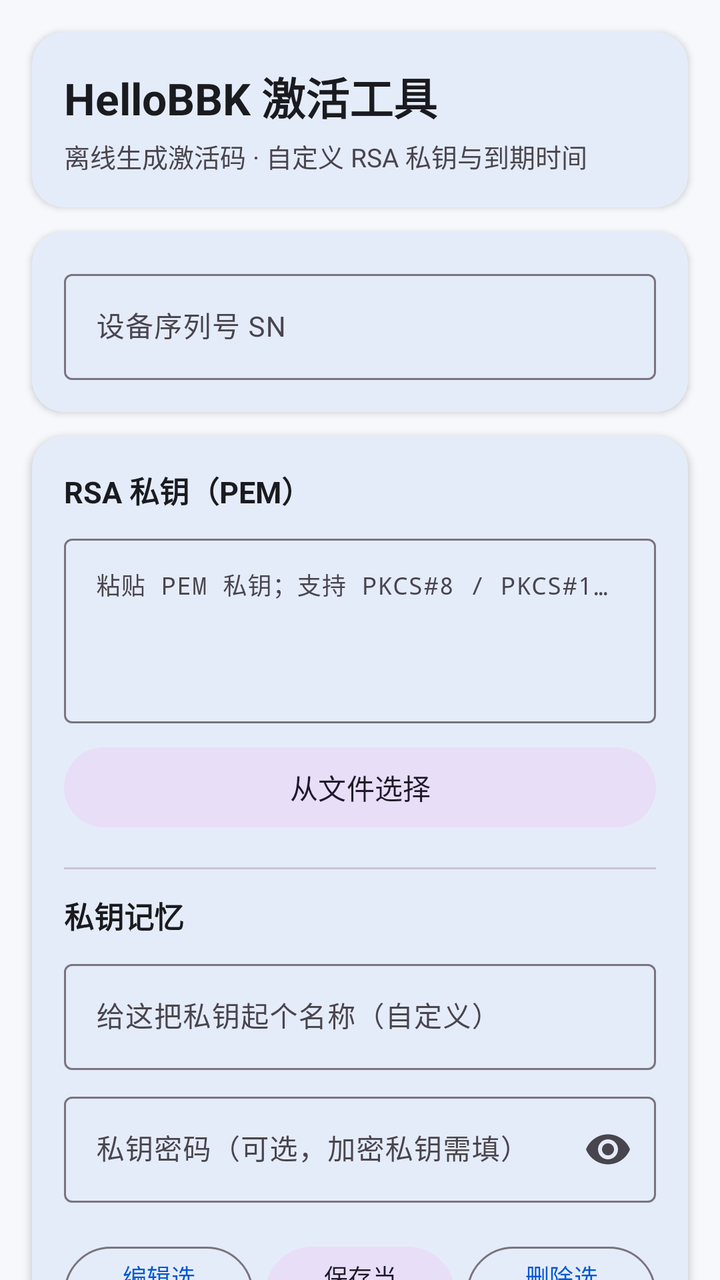
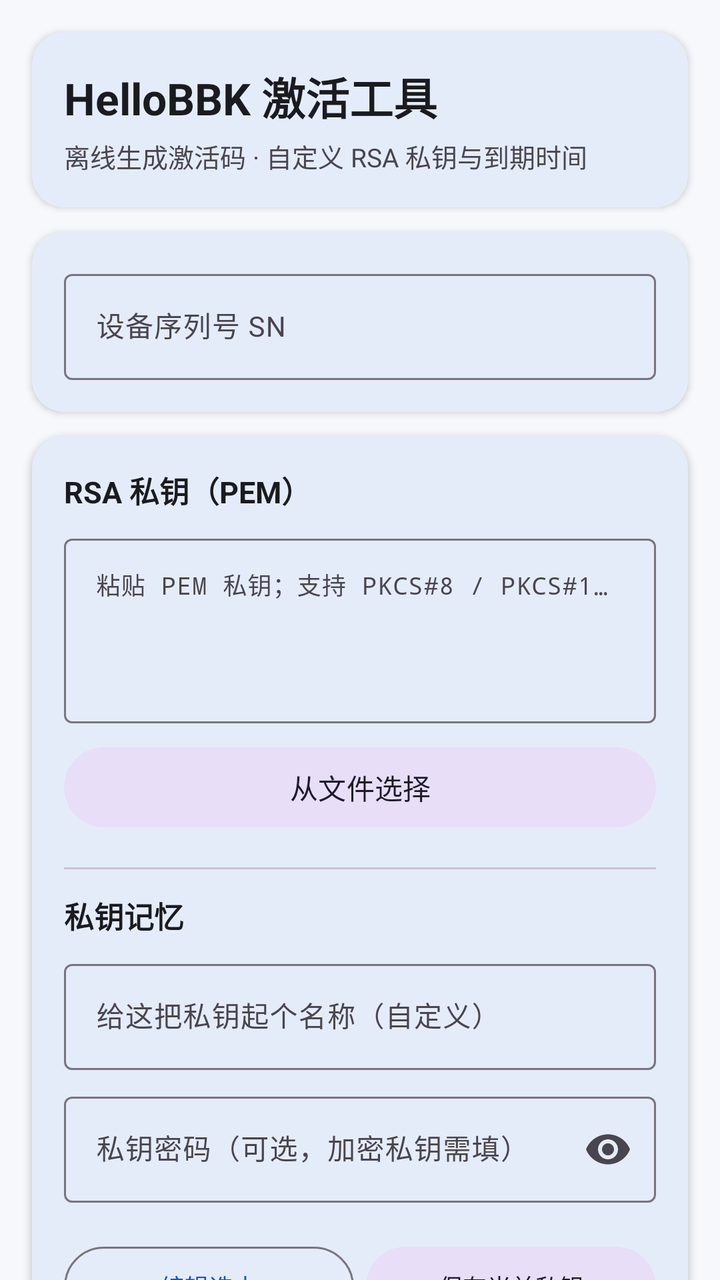

Two renders of the same Android screen: before a commit and after it. Below are the layout's source before the change and the commit's diff.
<!-- AndroidManifest.xml: application theme Theme.HelloBBK -->
<!-- res/layout/activity_main.xml -->
<?xml version="1.0" encoding="utf-8"?>
<androidx.core.widget.NestedScrollView
    xmlns:android="http://schemas.android.com/apk/res/android"
    xmlns:app="http://schemas.android.com/apk/res-auto"
    android:layout_width="match_parent"
    android:layout_height="match_parent"
    android:fillViewport="true">

    <LinearLayout
        android:layout_width="match_parent"
        android:layout_height="wrap_content"
        android:orientation="vertical"
        android:padding="16dp"
        android:clipToPadding="false">

        
        <com.google.android.material.card.MaterialCardView
            android:layout_width="match_parent"
            android:layout_height="wrap_content"
            app:cardCornerRadius="16dp"
            app:cardElevation="2dp"
            app:strokeWidth="0dp"
            app:contentPadding="16dp">

            <LinearLayout
                android:layout_width="match_parent"
                android:layout_height="wrap_content"
                android:orientation="vertical">
                <TextView
                    android:layout_width="match_parent"
                    android:layout_height="wrap_content"
                    android:text="@string/app_name"
                    android:textSize="22sp"
                    android:textStyle="bold"
                    android:textColor="?attr/colorOnSurface" />
                <TextView
                    android:layout_width="match_parent"
                    android:layout_height="wrap_content"
                    android:text="@string/subtitle"
                    android:textSize="13sp"
                    android:textColor="?attr/colorOnSurfaceVariant"
                    android:paddingTop="4dp" />
            </LinearLayout>
        </com.google.android.material.card.MaterialCardView>

        
        <com.google.android.material.card.MaterialCardView
            android:layout_width="match_parent"
            android:layout_height="wrap_content"
            android:layout_marginTop="12dp"
            app:cardCornerRadius="16dp"
            app:cardElevation="2dp"
            app:strokeWidth="0dp"
            app:contentPadding="16dp">

            <com.google.android.material.textfield.TextInputLayout
                android:layout_width="match_parent"
                android:layout_height="wrap_content"
                android:hint="@string/label_sn"
                style="@style/Widget.Material3.TextInputLayout.OutlinedBox">

                <com.google.android.material.textfield.TextInputEditText
                    android:id="@+id/etSn"
                    android:layout_width="match_parent"
                    android:layout_height="wrap_content"
                    android:inputType="text"
                    android:maxLines="1"
                    android:textSize="14sp" />
            </com.google.android.material.textfield.TextInputLayout>
        </com.google.android.material.card.MaterialCardView>

        
        <com.google.android.material.card.MaterialCardView
            android:layout_width="match_parent"
            android:layout_height="wrap_content"
            android:layout_marginTop="12dp"
            app:cardCornerRadius="16dp"
            app:cardElevation="2dp"
            app:strokeWidth="0dp"
            app:contentPadding="16dp">

            <LinearLayout
                android:layout_width="match_parent"
                android:layout_height="wrap_content"
                android:orientation="vertical">

                <TextView
                    android:layout_width="match_parent"
                    android:layout_height="wrap_content"
                    android:text="@string/label_key"
                    android:textSize="15sp"
                    android:textStyle="bold"
                    android:textColor="?attr/colorOnSurface" />

                <com.google.android.material.textfield.TextInputLayout
                    android:layout_width="match_parent"
                    android:layout_height="wrap_content"
                    android:layout_marginTop="8dp"
                    android:hint="@string/hint_key"
                    style="@style/Widget.Material3.TextInputLayout.OutlinedBox">

                    <com.google.android.material.textfield.TextInputEditText
                        android:id="@+id/etKey"
                        android:layout_width="match_parent"
                        android:layout_height="wrap_content"
                        android:inputType="textMultiLine|textNoSuggestions"
                        android:fontFamily="monospace"
                        android:textSize="12sp"
                        android:minLines="4"
                        android:maxLines="9"
                        android:gravity="top"
                        android:scrollbars="vertical" />
                </com.google.android.material.textfield.TextInputLayout>

                <com.google.android.material.button.MaterialButton
                    android:id="@+id/btnLoadKey"
                    android:layout_width="match_parent"
                    android:layout_height="wrap_content"
                    android:layout_marginTop="8dp"
                    android:text="@string/btn_load_key"
                    style="@style/Widget.Material3.Button.TonalButton" />

                
                <View
                    android:layout_width="match_parent"
                    android:layout_height="1dp"
                    android:layout_marginTop="16dp"
                    android:background="?attr/colorOutlineVariant" />

                <TextView
                    android:layout_width="match_parent"
                    android:layout_height="wrap_content"
                    android:layout_marginTop="12dp"
                    android:text="@string/label_keystore"
                    android:textSize="15sp"
                    android:textStyle="bold"
                    android:textColor="?attr/colorOnSurface" />

                <com.google.android.material.textfield.TextInputLayout
                    android:layout_width="match_parent"
                    android:layout_height="wrap_content"
                    android:layout_marginTop="8dp"
                    android:hint="@string/hint_key_name"
                    style="@style/Widget.Material3.TextInputLayout.OutlinedBox">

                    <com.google.android.material.textfield.TextInputEditText
                        android:id="@+id/etKeyName"
                        android:layout_width="match_parent"
                        android:layout_height="wrap_content"
                        android:inputType="text"
                        android:maxLines="1"
                        android:textSize="14sp" />
                </com.google.android.material.textfield.TextInputLayout>

                <com.google.android.material.textfield.TextInputLayout
                    android:layout_width="match_parent"
                    android:layout_height="wrap_content"
                    android:layout_marginTop="8dp"
                    android:hint="@string/hint_key_pass"
                    app:endIconMode="password_toggle"
                    style="@style/Widget.Material3.TextInputLayout.OutlinedBox">

                    <com.google.android.material.textfield.TextInputEditText
                        android:id="@+id/etKeyPass"
                        android:layout_width="match_parent"
                        android:layout_height="wrap_content"
                        android:inputType="textPassword"
                        android:maxLines="1"
                        android:textSize="14sp" />
                </com.google.android.material.textfield.TextInputLayout>

                <com.google.android.material.chip.ChipGroup
                    android:id="@+id/chipKeyStore"
                    android:layout_width="match_parent"
                    android:layout_height="wrap_content"
                    android:layout_marginTop="10dp"
                    app:chipSpacingHorizontal="8dp"
                    app:chipSpacingVertical="4dp"
                    app:singleSelection="true" />

                <LinearLayout
                    android:layout_width="match_parent"
                    android:layout_height="wrap_content"
                    android:layout_marginTop="8dp"
                    android:orientation="horizontal">

                    <com.google.android.material.button.MaterialButton
                        android:id="@+id/btnEditKey"
                        android:layout_width="0dp"
                        android:layout_weight="1"
                        android:layout_height="wrap_content"
                        android:text="@string/btn_edit_key"
                        android:textSize="12sp"
                        style="@style/Widget.Material3.Button.OutlinedButton" />

                    <com.google.android.material.button.MaterialButton
                        android:id="@+id/btnSaveKey"
                        android:layout_width="0dp"
                        android:layout_weight="1"
                        android:layout_height="wrap_content"
                        android:layout_marginStart="6dp"
                        android:text="@string/btn_save_key"
                        android:textSize="12sp"
                        style="@style/Widget.Material3.Button.TonalButton" />

                    <com.google.android.material.button.MaterialButton
                        android:id="@+id/btnDeleteKey"
                        android:layout_width="0dp"
                        android:layout_weight="1"
                        android:layout_height="wrap_content"
                        android:layout_marginStart="6dp"
                        android:text="@string/btn_delete_key"
                        android:textSize="12sp"
                        style="@style/Widget.Material3.Button.OutlinedButton" />
                </LinearLayout>

                <TextView
                    android:id="@+id/tvKeyEditHint"
                    android:layout_width="match_parent"
                    android:layout_height="wrap_content"
                    android:layout_marginTop="6dp"
                    android:text="@string/hint_new_mode"
                    android:textSize="11sp"
                    android:textColor="?attr/colorOnSurfaceVariant" />
            </LinearLayout>
        </com.google.android.material.card.MaterialCardView>

        
        <com.google.android.material.card.MaterialCardView
            android:layout_width="match_parent"
            android:layout_height="wrap_content"
            android:layout_marginTop="12dp"
            app:cardCornerRadius="16dp"
            app:cardElevation="2dp"
            app:strokeWidth="0dp"
            app:contentPadding="16dp">

            <LinearLayout
                android:layout_width="match_parent"
                android:layout_height="wrap_content"
                android:orientation="vertical">

                <TextView
                    android:layout_width="match_parent"
                    android:layout_height="wrap_content"
                    android:text="@string/label_expire"
                    android:textSize="15sp"
                    android:textStyle="bold"
                    android:textColor="?attr/colorOnSurface" />

                <TextView
                    android:id="@+id/tvExpire"
                    android:layout_width="match_parent"
                    android:layout_height="wrap_content"
                    android:layout_marginTop="4dp"
                    android:textSize="14sp"
                    android:textColor="?attr/colorPrimary" />

                <TextView
                    android:layout_width="match_parent"
                    android:layout_height="wrap_content"
                    android:layout_marginTop="2dp"
                    android:text="@string/hint_expire_hint"
                    android:textSize="11sp"
                    android:textColor="?attr/colorOnSurfaceVariant" />

                <LinearLayout
                    android:layout_width="match_parent"
                    android:layout_height="wrap_content"
                    android:layout_marginTop="10dp"
                    android:orientation="horizontal">

                    <com.google.android.material.button.MaterialButton
                        android:id="@+id/btnNow"
                        android:layout_width="0dp"
                        android:layout_weight="1"
                        android:layout_height="wrap_content"
                        android:text="@string/btn_now"
                        android:textSize="12sp"
                        style="@style/Widget.Material3.Button.TonalButton" />

                    <com.google.android.material.button.MaterialButton
                        android:id="@+id/btnPickTime"
                        android:layout_width="0dp"
                        android:layout_weight="1"
                        android:layout_height="wrap_content"
                        android:layout_marginStart="8dp"
                        android:text="@string/btn_pick_time"
                        android:textSize="12sp"
                        style="@style/Widget.Material3.Button.OutlinedButton" />
                </LinearLayout>

                <LinearLayout
                    android:layout_width="match_parent"
                    android:layout_height="wrap_content"
                    android:layout_marginTop="8dp"
                    android:orientation="horizontal">

                    <com.google.android.material.button.MaterialButton
                        android:id="@+id/btnD2"
                        android:layout_width="0dp"
                        android:layout_weight="1"
                        android:layout_height="wrap_content"
                        android:text="@string/btn_d2"
                        android:textSize="12sp"
                        style="@style/Widget.Material3.Button.OutlinedButton" />

                    <com.google.android.material.button.MaterialButton
                        android:id="@+id/btnD5"
                        android:layout_width="0dp"
                        android:layout_weight="1"
                        android:layout_height="wrap_content"
                        android:layout_marginStart="6dp"
                        android:text="@string/btn_d5"
                        android:textSize="12sp"
                        style="@style/Widget.Material3.Button.OutlinedButton" />

                    <com.google.android.material.button.MaterialButton
                        android:id="@+id/btnD15"
                        android:layout_width="0dp"
                        android:layout_weight="1"
                        android:layout_height="wrap_content"
                        android:layout_marginStart="6dp"
                        android:text="@string/btn_d15"
                        android:textSize="12sp"
                        style="@style/Widget.Material3.Button.OutlinedButton" />
                </LinearLayout>

                <LinearLayout
                    android:layout_width="match_parent"
                    android:layout_height="wrap_content"
                    android:layout_marginTop="8dp"
                    android:orientation="horizontal">

                    <com.google.android.material.button.MaterialButton
                        android:id="@+id/btnD30"
                        android:layout_width="0dp"
                        android:layout_weight="1"
                        android:layout_height="wrap_content"
                        android:text="@string/btn_d30"
                        android:textSize="12sp"
                        style="@style/Widget.Material3.Button.OutlinedButton" />

                    <com.google.android.material.button.MaterialButton
                        android:id="@+id/btnLong"
                        android:layout_width="0dp"
                        android:layout_weight="1"
                        android:layout_height="wrap_content"
                        android:layout_marginStart="6dp"
                        android:text="@string/btn_long"
                        android:textSize="12sp"
                        style="@style/Widget.Material3.Button.OutlinedButton" />
                </LinearLayout>
            </LinearLayout>
        </com.google.android.material.card.MaterialCardView>

        
        <com.google.android.material.button.MaterialButton
            android:id="@+id/btnGenerate"
            android:layout_width="match_parent"
            android:layout_height="wrap_content"
            android:layout_marginTop="16dp"
            android:text="@string/btn_generate"
            android:textSize="16sp"
            android:paddingVertical="12dp" />

        
        <com.google.android.material.card.MaterialCardView
            android:layout_width="match_parent"
            android:layout_height="wrap_content"
            android:layout_marginTop="12dp"
            app:cardCornerRadius="16dp"
            app:cardElevation="2dp"
            app:strokeWidth="0dp"
            app:contentPadding="16dp">

            <LinearLayout
                android:layout_width="match_parent"
                android:layout_height="wrap_content"
                android:orientation="vertical">

                <TextView
                    android:layout_width="match_parent"
                    android:layout_height="wrap_content"
                    android:text="@string/label_result"
                    android:textSize="15sp"
                    android:textStyle="bold"
                    android:textColor="?attr/colorOnSurface" />

                <com.google.android.material.textfield.TextInputLayout
                    android:layout_width="match_parent"
                    android:layout_height="wrap_content"
                    android:layout_marginTop="8dp"
                    style="@style/Widget.Material3.TextInputLayout.OutlinedBox">

                    <com.google.android.material.textfield.TextInputEditText
                        android:id="@+id/etResult"
                        android:layout_width="match_parent"
                        android:layout_height="wrap_content"
                        android:inputType="textMultiLine|textNoSuggestions"
                        android:fontFamily="monospace"
                        android:textSize="12sp"
                        android:minLines="3"
                        android:maxLines="8"
                        android:gravity="top"
                        android:textIsSelectable="true"
                        android:scrollbars="vertical" />
                </com.google.android.material.textfield.TextInputLayout>

                <com.google.android.material.button.MaterialButton
                    android:id="@+id/btnCopy"
                    android:layout_width="match_parent"
                    android:layout_height="wrap_content"
                    android:layout_marginTop="8dp"
                    android:text="@string/btn_copy"
                    style="@style/Widget.Material3.Button.TonalButton" />

                <TextView
                    android:id="@+id/tvStatus"
                    android:layout_width="match_parent"
                    android:layout_height="wrap_content"
                    android:layout_marginTop="12dp"
                    android:textSize="13sp"
                    android:textColor="?attr/colorOnSurfaceVariant" />
            </LinearLayout>
        </com.google.android.material.card.MaterialCardView>

    </LinearLayout>
</androidx.core.widget.NestedScrollView>
<!-- resources referenced by this layout -->
<resources>
  <string name="app_name">HelloBBK 激活工具</string>
  <string name="btn_copy">复制激活码</string>
  <string name="btn_d15">+15 天</string>
  <string name="btn_d2">+2 天</string>
  <string name="btn_d30">+30 天</string>
  <string name="btn_d5">+5 天</string>
  <string name="btn_delete_key">删除选中</string>
  <string name="btn_edit_key">编辑选中</string>
  <string name="btn_generate">生成激活码</string>
  <string name="btn_load_key">从文件选择</string>
  <string name="btn_long">长期(2100)</string>
  <string name="btn_now">获取当前时间</string>
  <string name="btn_pick_time">选择日期时间</string>
  <string name="btn_save_key">保存当前私钥</string>
  <string name="hint_expire_hint">当前基准：点“获取当前时间”后可用下方按钮一键累加</string>
  <string name="hint_key">粘贴 PEM 私钥；支持 PKCS#8 / PKCS#1，加密私钥请填写密码</string>
  <string name="hint_key_name">给这把私钥起个名称（自定义）</string>
  <string name="hint_key_pass">私钥密码（可选，加密私钥需填）</string>
  <string name="hint_new_mode">新建模式：填好名称与私钥后点「保存当前私钥」新增</string>
  <string name="label_expire">到期时间</string>
  <string name="label_key">RSA 私钥（PEM）</string>
  <string name="label_keystore">私钥记忆</string>
  <string name="label_result">激活码（Base64URL，可直接输入到宿主激活框）</string>
  <string name="label_sn">设备序列号 SN</string>
  <string name="subtitle">离线生成激活码 · 自定义 RSA 私钥与到期时间</string>
  <style name="Theme.HelloBBK" parent="Theme.Material3.DayNight.NoActionBar">
          <item name="colorPrimary">@color/md_primary</item>
          <item name="colorOnPrimary">@color/md_on_primary</item>
          <item name="colorPrimaryContainer">@color/md_primary_container</item>
          <item name="colorOnPrimaryContainer">@color/md_on_primary_container</item>
          <item name="colorSecondary">@color/md_secondary</item>
          <item name="colorOnSecondary">@color/md_on_secondary</item>
          <item name="colorSurface">@color/md_surface</item>
          <item name="colorOnSurface">@color/md_on_surface</item>
          <item name="android:windowBackground">@color/md_surface</item>
          <item name="android:statusBarColor">@color/md_primary</item>
          <item name="android:navigationBarColor">@color/md_surface</item>
      </style>
  <color name="md_primary">#0057D2</color>
  <color name="md_on_primary">#FFFFFF</color>
  <color name="md_primary_container">#DCE1FF</color>
  <color name="md_on_primary_container">#001653</color>
  <color name="md_secondary">#565E71</color>
  <color name="md_on_secondary">#FFFFFF</color>
  <color name="md_surface">#F7F8FC</color>
  <color name="md_on_surface">#1A1B20</color>
</resources>

<!-- the commit's change to res/layout/activity_main.xml (unified diff, before → after) -->
@@ -202,6 +202,22 @@
                         android:text="@string/btn_save_key"
                         android:textSize="12sp"
                         style="@style/Widget.Material3.Button.TonalButton" />
+                </LinearLayout>
+
+                <LinearLayout
+                    android:layout_width="match_parent"
+                    android:layout_height="wrap_content"
+                    android:layout_marginTop="6dp"
+                    android:orientation="horizontal">
+
+                    <com.google.android.material.button.MaterialButton
+                        android:id="@+id/btnNewKey"
+                        android:layout_width="0dp"
+                        android:layout_weight="1"
+                        android:layout_height="wrap_content"
+                        android:text="@string/btn_new_key"
+                        android:textSize="12sp"
+                        style="@style/Widget.Material3.Button.TonalButton" />
 
                     <com.google.android.material.button.MaterialButton
                         android:id="@+id/btnDeleteKey"
<!-- resource entries referenced after the edit -->
@@ -11,6 +11,7 @@
   <string name="btn_generate">生成激活码</string>
   <string name="btn_load_key">从文件选择</string>
   <string name="btn_long">长期(2100)</string>
+  <string name="btn_new_key">＋ 新建私钥</string>
   <string name="btn_now">获取当前时间</string>
   <string name="btn_pick_time">选择日期时间</string>
   <string name="btn_save_key">保存当前私钥</string>
